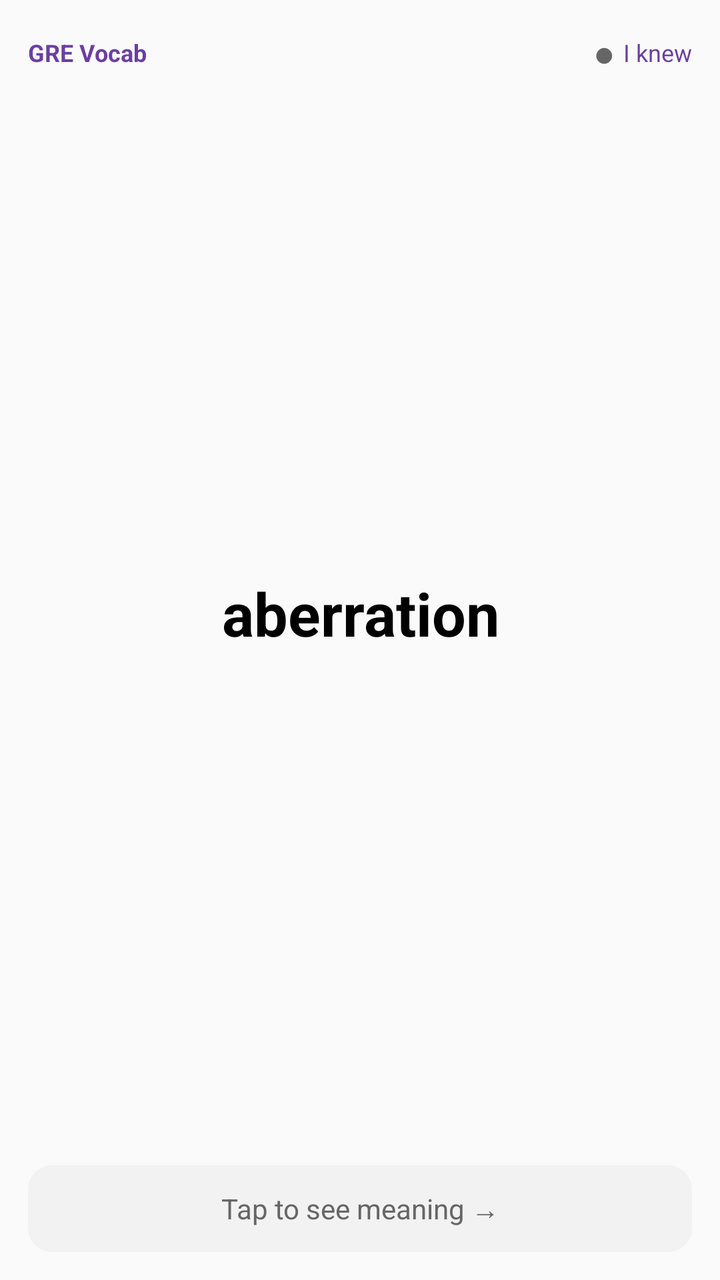
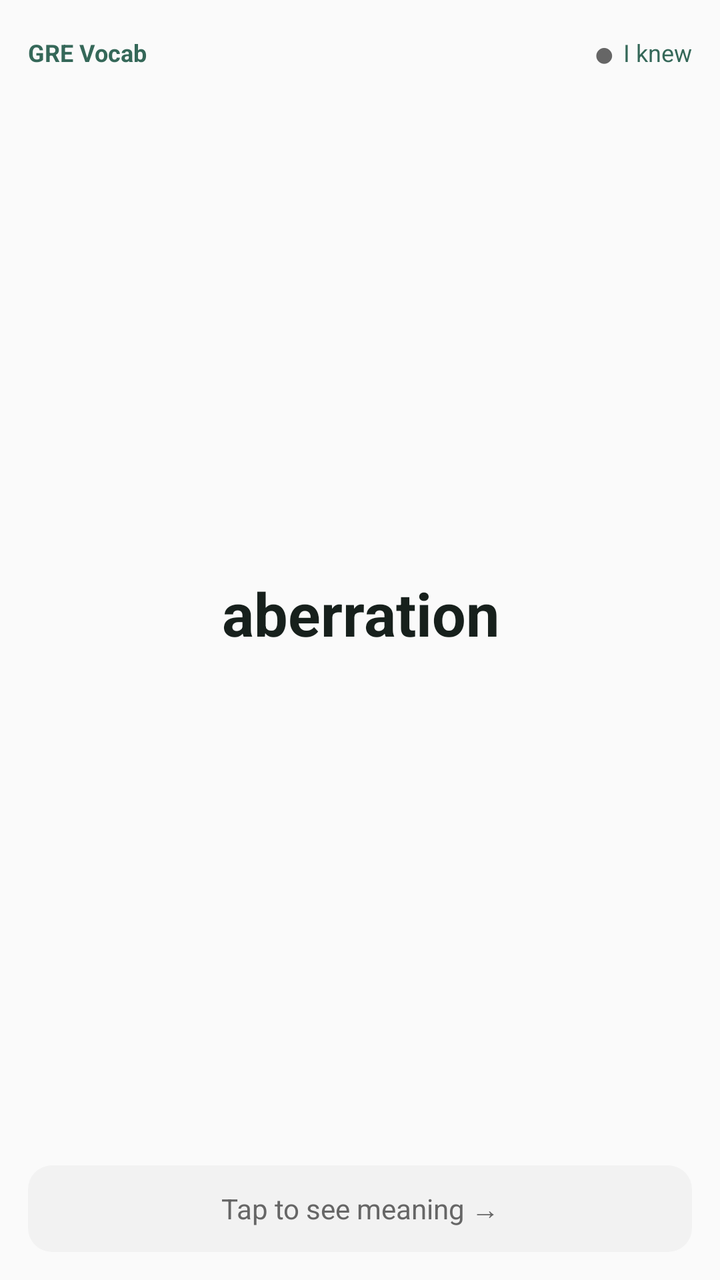

Compare the two renders of this Android layout. The source of the first and the diff that turns it into the second are given below.
<!-- AndroidManifest.xml: application theme Theme.MyApplication -->
<!-- res/layout/new_app_widget.xml -->
<?xml version="1.0" encoding="utf-8"?>
<LinearLayout xmlns:android="http://schemas.android.com/apk/res/android"
    android:id="@+id/widget_root"
    android:layout_width="match_parent"
    android:layout_height="match_parent"
    android:background="@drawable/app_widget_background"
    android:orientation="vertical"
    android:padding="14dp">

    
    <LinearLayout
        android:layout_width="match_parent"
        android:layout_height="wrap_content"
        android:orientation="horizontal"
        android:gravity="center_vertical">

        <TextView
            android:id="@+id/widget_deck"
            android:layout_width="0dp"
            android:layout_height="wrap_content"
            android:layout_weight="1"
            android:text="@string/widget_deck_default"
            android:textColor="#6B3FA0"
            android:textSize="12sp"
            android:textStyle="bold" />

        <TextView
            android:id="@+id/widget_status"
            android:layout_width="wrap_content"
            android:layout_height="wrap_content"
            android:layout_marginEnd="4dp"
            android:text="●"
            android:textColor="#666666"
            android:textSize="18sp" />

        <CheckBox
            android:id="@+id/widget_learned"
            android:layout_width="wrap_content"
            android:layout_height="wrap_content"
            android:buttonTint="#6B3FA0"
            android:text="@string/widget_learned"
            android:textColor="#6B3FA0"
            android:textSize="12sp" />
    </LinearLayout>

    
    <LinearLayout
        android:id="@+id/widget_middle_section"
        android:layout_width="match_parent"
        android:layout_height="0dp"
        android:layout_weight="1"
        android:gravity="center"
        android:orientation="vertical">

        <TextView
            android:id="@+id/widget_word"
            android:layout_width="match_parent"
            android:layout_height="wrap_content"
            android:gravity="center"
            android:text="@string/widget_word_default"
            android:textColor="#000000"
            android:textSize="30sp"
            android:textStyle="bold" />

        <TextView
            android:id="@+id/widget_definition"
            android:layout_width="match_parent"
            android:layout_height="wrap_content"
            android:layout_marginTop="6dp"
            android:gravity="center"
            android:text="@string/widget_definition_default"
            android:textColor="#333333"
            android:textSize="14sp"
            android:visibility="gone" />

        <TextView
            android:id="@+id/widget_example"
            android:layout_width="match_parent"
            android:layout_height="wrap_content"
            android:layout_marginTop="4dp"
            android:gravity="center"
            android:text="@string/widget_example_default"
            android:textColor="#666666"
            android:textSize="12sp"
            android:visibility="gone" />
    </LinearLayout>

    
    <TextView
        android:id="@+id/widget_reveal_bar"
        android:layout_width="match_parent"
        android:layout_height="wrap_content"
        android:layout_marginTop="8dp"
        android:background="@drawable/widget_reveal_bar_bg"
        android:gravity="center"
        android:padding="12dp"
        android:text="@string/tap_to_see_meaning"
        android:textColor="#666666"
        android:textSize="14sp" />

</LinearLayout>
<!-- resources referenced by this layout -->
<resources>
  <!-- drawable app_widget_background (drawable-v21) -->
  <?xml version="1.0" encoding="utf-8"?>
  <shape xmlns:android="http://schemas.android.com/apk/res/android"
      android:shape="rectangle">
  
      <corners android:radius="?attr/appWidgetRadius" />
      <solid android:color="?android:attr/colorBackground" />
  </shape>
  <!-- drawable widget_reveal_bar_bg (drawable) -->
  <?xml version="1.0" encoding="utf-8"?>
  <shape xmlns:android="http://schemas.android.com/apk/res/android"
      android:shape="rectangle">
      <corners android:radius="12dp" />
      <solid android:color="#F2F2F2" />
  </shape>
  <string name="tap_to_see_meaning">Tap to see meaning →</string>
  <string name="widget_deck_default">GRE Vocab</string>
  <string name="widget_definition_default">Definition coming soon</string>
  <string name="widget_example_default">Example</string>
  <string name="widget_learned">I knew</string>
  <string name="widget_word_default">aberration</string>
  <style name="Theme.MyApplication" parent="android:Theme.Material.Light.NoActionBar" />
</resources>

<!-- the commit's change to res/layout/new_app_widget.xml (unified diff, before → after) -->
@@ -20,7 +20,7 @@
             android:layout_height="wrap_content"
             android:layout_weight="1"
             android:text="@string/widget_deck_default"
-            android:textColor="#6B3FA0"
+            android:textColor="@color/widget_accent"
             android:textSize="12sp"
             android:textStyle="bold" />
 
@@ -37,9 +37,9 @@
             android:id="@+id/widget_learned"
             android:layout_width="wrap_content"
             android:layout_height="wrap_content"
-            android:buttonTint="#6B3FA0"
+            android:buttonTint="@color/widget_accent"
             android:text="@string/widget_learned"
-            android:textColor="#6B3FA0"
+            android:textColor="@color/widget_accent"
             android:textSize="12sp" />
     </LinearLayout>
 
@@ -58,7 +58,7 @@
             android:layout_height="wrap_content"
             android:gravity="center"
             android:text="@string/widget_word_default"
-            android:textColor="#000000"
+            android:textColor="#FF17201C"
             android:textSize="30sp"
             android:textStyle="bold" />
 
@@ -69,7 +69,7 @@
             android:layout_marginTop="6dp"
             android:gravity="center"
             android:text="@string/widget_definition_default"
-            android:textColor="#333333"
+            android:textColor="#FF3F4A45"
             android:textSize="14sp"
             android:visibility="gone" />
 
<!-- resource entries referenced after the edit -->
@@ -1,5 +1,6 @@
 <!-- resources referenced by this layout -->
 <resources>
+  <color name="widget_accent">#FF356859</color>
   <!-- drawable app_widget_background (drawable-v21) -->
   <?xml version="1.0" encoding="utf-8"?>
   <shape xmlns:android="http://schemas.android.com/apk/res/android"
